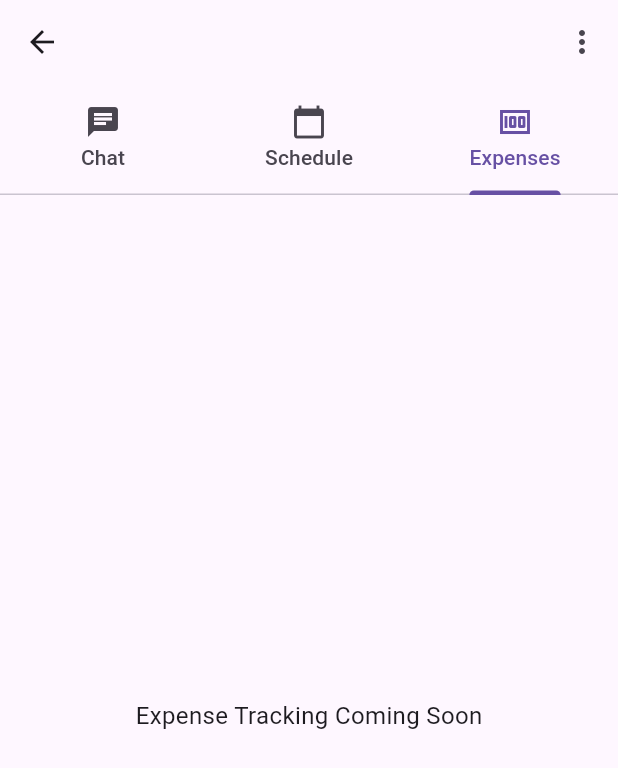
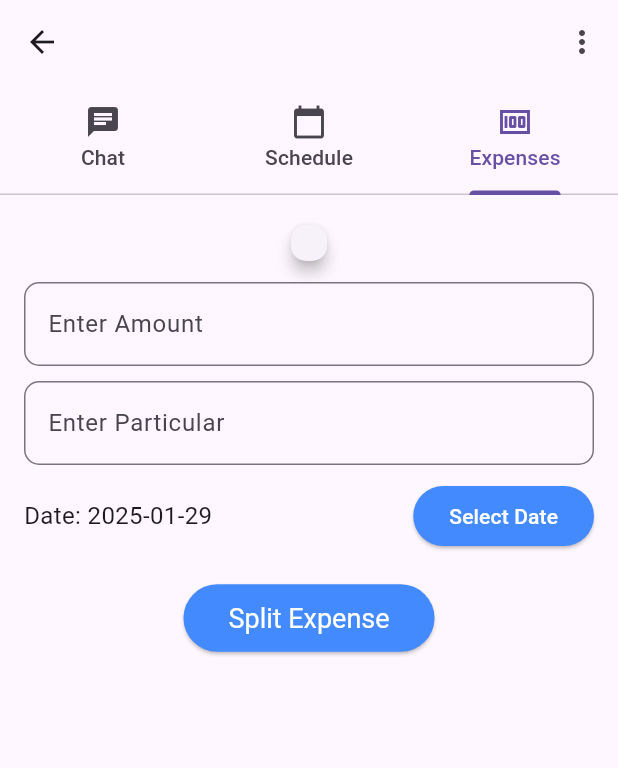
Before and after one commit to dakdim/appforhackathon, a Flutter app: the GroupDetailsPage screen opened directly with empty values, tab 3 chosen, on a phone screen of 412 x 824 dp. Shown: the top 768 px of the screen. Run offline on Flutter 3.47's test engine with Material 3 defaults, Android fonts, the phone set to English and light mode, and no system bars; our stand-ins replace flutter_local_notifications, image_picker, timezone.

Commit message:
working on groupexpense page

```diff
--- a/lib/view/homepage.dart
+++ b/lib/view/homepage.dart
@@ -22,8 +22,7 @@ class _HomePageState extends State<HomePage> {
   final List<Widget> _pages = [
     const Center(),
     const ExpensePage(),
-    const Center(
-        child: Text("Notification Page", style: TextStyle(fontSize: 20))),
+    const Center(),
   ];
 
   // Function to generate a random OTP
--- a/lib/view/insideeachgroup/group.dart
+++ b/lib/view/insideeachgroup/group.dart
@@ -2,6 +2,7 @@ import 'package:flutter/material.dart';
 import 'schedule.dart';
 import 'memberspage.dart';
 import 'chat.dart';
+import 'groupexpense.dart';
 
 class GroupDetailsPage extends StatelessWidget {
   final String groupName;
@@ -107,12 +108,7 @@ class GroupDetailsPage extends StatelessWidget {
                 children: [
                   const ChatPage(),
                   const SchedulePage(),
-                  const Center(
-                    child: Text(
-                      "Expense Tracking Coming Soon",
-                      style: TextStyle(fontSize: 16),
-                    ),
-                  ),
+                  GroupExpensePage(),
                 ],
               ),
             ),
--- /dev/null
+++ b/lib/view/insideeachgroup/groupexpense.dart
@@ -0,0 +1,136 @@
+import 'package:flutter/material.dart';
+import 'package:intl/intl.dart';
+
+class GroupExpensePage extends StatefulWidget {
+  @override
+  _GroupExpensePageState createState() => _GroupExpensePageState();
+}
+
+class _GroupExpensePageState extends State<GroupExpensePage> {
+  final TextEditingController _amountController = TextEditingController();
+  final TextEditingController _particularController = TextEditingController();
+  DateTime _selectedDate = DateTime.now();
+  List<Member> members = [
+    Member(name: "Alice"),
+    Member(name: "Bob"),
+    Member(name: "Charlie"),
+  ];
+  late String payer;
+
+  @override
+  void initState() {
+    super.initState();
+    payer = members.first.name; // Set the first member as the default payer
+  }
+
+  void _selectDate(BuildContext context) async {
+    DateTime? pickedDate = await showDatePicker(
+      context: context,
+      initialDate: _selectedDate,
+      firstDate: DateTime(2000),
+      lastDate: DateTime(2100),
+    );
+    if (pickedDate != null && pickedDate != _selectedDate) {
+      setState(() {
+        _selectedDate = pickedDate;
+      });
+    }
+  }
+
+  void _splitExpense() {
+    double amount = double.tryParse(_amountController.text) ?? 0;
+    if (amount <= 0 || members.isEmpty) return;
+
+    double share = amount / members.length;
+
+    setState(() {
+      for (var member in members) {
+        if (member.name == payer) {
+          member.balance += (amount - share);
+        } else {
+          member.balance -= share;
+        }
+      }
+    });
+
+    _amountController.clear();
+    _particularController.clear();
+  }
+
+  @override
+  Widget build(BuildContext context) {
+    return Scaffold(
+      body: Padding(
+        padding: const EdgeInsets.all(16.0),
+        child: Column(
+          children: [
+            Card(
+              elevation: 4,
+              shape: RoundedRectangleBorder(
+                  borderRadius: BorderRadius.circular(10)),
+              child: Padding(
+                padding: const EdgeInsets.all(12.0),
+              ),
+            ),
+            SizedBox(height: 10),
+            TextField(
+              controller: _amountController,
+              keyboardType: TextInputType.number,
+              decoration: InputDecoration(
+                labelText: "Enter Amount",
+                border:
+                    OutlineInputBorder(borderRadius: BorderRadius.circular(10)),
+              ),
+            ),
+            SizedBox(height: 10),
+            TextField(
+              controller: _particularController,
+              decoration: InputDecoration(
+                labelText: "Enter Particular",
+                border:
+                    OutlineInputBorder(borderRadius: BorderRadius.circular(10)),
+              ),
+            ),
+            SizedBox(height: 10),
+            Row(
+              children: [
+                Text(
+                  "Date: ${DateFormat('yyyy-MM-dd').format(_selectedDate)}",
+                  style: TextStyle(fontSize: 16),
+                ),
+                Spacer(),
+                ElevatedButton(
+                  style: ElevatedButton.styleFrom(
+                    backgroundColor: Colors.blueAccent,
+                    foregroundColor: Colors.white,
+                  ),
+                  onPressed: () => _selectDate(context),
+                  child: Text("Select Date"),
+                ),
+              ],
+            ),
+            SizedBox(height: 20),
+            ElevatedButton(
+              style: ElevatedButton.styleFrom(
+                backgroundColor: Colors.blueAccent,
+                foregroundColor: Colors.white,
+                padding: EdgeInsets.symmetric(horizontal: 30, vertical: 12),
+                textStyle: TextStyle(fontSize: 18),
+              ),
+              onPressed: _splitExpense,
+              child: Text("Split Expense"),
+            ),
+            SizedBox(height: 20),
+          ],
+        ),
+      ),
+    );
+  }
+}
+
+class Member {
+  final String name;
+  double balance;
+
+  Member({required this.name, this.balance = 0});
+}
--- /dev/null
+++ b/lib/view/insideeachgroup/persondetail.dart
@@ -0,0 +1 @@
+// TODO Implement this library.
--- a/pubspec.yaml
+++ b/pubspec.yaml
@@ -39,6 +39,7 @@ dependencies:
   flutter_datetime_picker_plus: ^2.2.0
   flutter_local_notifications: ^16.1.0
   timezone: ^0.9.2
+  intl: ^0.17.0
 
 dev_dependencies:
   flutter_test:
```
Also changed, not shown: lib/view/notification.dart (+50 -29 lines), pubspec.lock.
